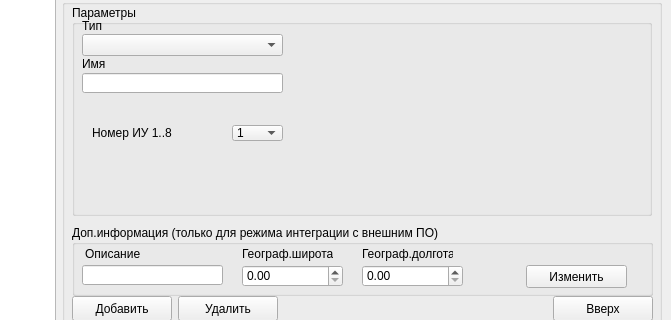
Qt form m_cfg/MainWindowCFG.ui (xXRadioHeadXx/start7) before a commit; both pictures show x 227 to 898 and y 158 to 478 of the 898 by 1056 pixel window.
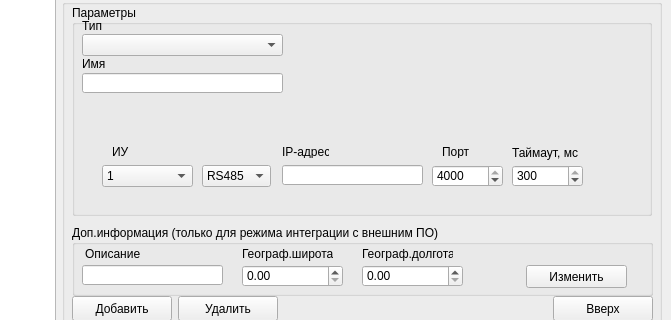
The same form after that commit. The open tabs and pages were chosen to show the change. Icons and pictures are not drawn.

```diff
--- a/m_cfg/MainWindowCFG.ui
+++ b/m_cfg/MainWindowCFG.ui
@@ -783,26 +783,33 @@
              </widget>
             </widget>
             <widget class="QWidget" name="IU_BL_IP_groupbox">
-             <widget class="QLabel" name="IU_label_Num2">
+             <widget class="QComboBox" name="IU_BL_IP_UDP_RS485_combobox">
               <property name="geometry">
                <rect>
-                <x>10</x>
-                <y>20</y>
+                <x>120</x>
+                <y>60</y>
+                <width>69</width>
+                <height>22</height>
+               </rect>
+              </property>
+              <item>
+               <property name="text">
+                <string>RS485</string>
+               </property>
+              </item>
+              <item>
+               <property name="text">
+                <string>UDP</string>
+               </property>
+              </item>
+             </widget>
+             <widget class="QComboBox" name="IU_BL_IP_num_combobox">
+              <property name="geometry">
+               <rect>
+                <x>20</x>
+                <y>60</y>
                 <width>91</width>
-                <height>16</height>
-               </rect>
-              </property>
-              <property name="text">
-               <string>Номер ИУ 1..8</string>
-              </property>
-             </widget>
-             <widget class="QComboBox" name="IU_comboBox_Num2">
-              <property name="geometry">
-               <rect>
-                <x>150</x>
-                <y>20</y>
-                <width>51</width>
-                <height>16</height>
+                <height>22</height>
                </rect>
               </property>
               <item>
@@ -825,26 +832,166 @@
                 <string>4</string>
                </property>
               </item>
-              <item>
-               <property name="text">
-                <string>5</string>
-               </property>
-              </item>
-              <item>
-               <property name="text">
-                <string>6</string>
-               </property>
-              </item>
-              <item>
-               <property name="text">
-                <string>7</string>
-               </property>
-              </item>
-              <item>
-               <property name="text">
-                <string>8</string>
-               </property>
-              </item>
+             </widget>
+             <widget class="QLineEdit" name="IU_BL_IP_ipadress_lineedit">
+              <property name="geometry">
+               <rect>
+                <x>200</x>
+                <y>60</y>
+                <width>141</width>
+                <height>20</height>
+               </rect>
+              </property>
+             </widget>
+             <widget class="QStackedWidget" name="IU_BL_IP_UDP_RS485_stacked">
+              <property name="geometry">
+               <rect>
+                <x>350</x>
+                <y>30</y>
+                <width>171</width>
+                <height>61</height>
+               </rect>
+              </property>
+              <property name="currentIndex">
+               <number>1</number>
+              </property>
+              <widget class="QWidget" name="SD_UDP_2">
+               <widget class="QLabel" name="label_68">
+                <property name="geometry">
+                 <rect>
+                  <x>10</x>
+                  <y>10</y>
+                  <width>47</width>
+                  <height>13</height>
+                 </rect>
+                </property>
+                <property name="text">
+                 <string>Порт</string>
+                </property>
+               </widget>
+               <widget class="QLabel" name="label_69">
+                <property name="geometry">
+                 <rect>
+                  <x>80</x>
+                  <y>10</y>
+                  <width>71</width>
+                  <height>16</height>
+                 </rect>
+                </property>
+                <property name="text">
+                 <string>Таймаут, мс</string>
+                </property>
+               </widget>
+               <widget class="QDoubleSpinBox" name="IU_BL_IP_MUdpPort_doubleSpinBox">
+                <property name="geometry">
+                 <rect>
+                  <x>0</x>
+                  <y>30</y>
+                  <width>71</width>
+                  <height>22</height>
+                 </rect>
+                </property>
+                <property name="decimals">
+                 <number>0</number>
+                </property>
+                <property name="maximum">
+                 <double>4000.000000000000000</double>
+                </property>
+                <property name="value">
+                 <double>4000.000000000000000</double>
+                </property>
+               </widget>
+               <widget class="QDoubleSpinBox" name="IU_BL_IP_timeout_doubleSpinBox">
+                <property name="geometry">
+                 <rect>
+                  <x>80</x>
+                  <y>30</y>
+                  <width>71</width>
+                  <height>22</height>
+                 </rect>
+                </property>
+                <property name="decimals">
+                 <number>0</number>
+                </property>
+                <property name="maximum">
+                 <double>300.000000000000000</double>
+                </property>
+                <property name="value">
+                 <double>300.000000000000000</double>
+                </property>
+               </widget>
+              </widget>
+              <widget class="QWidget" name="SD_RS485_2">
+               <widget class="QComboBox" name="IU_BL_IP_M_port_combobox">
+                <property name="geometry">
+                 <rect>
+                  <x>10</x>
+                  <y>30</y>
+                  <width>81</width>
+                  <height>22</height>
+                 </rect>
+                </property>
+                <item>
+                 <property name="text">
+                  <string>001</string>
+                 </property>
+                </item>
+                <item>
+                 <property name="text">
+                  <string>002</string>
+                 </property>
+                </item>
+                <item>
+                 <property name="text">
+                  <string>003</string>
+                 </property>
+                </item>
+                <item>
+                 <property name="text">
+                  <string>004</string>
+                 </property>
+                </item>
+               </widget>
+               <widget class="QLabel" name="label_70">
+                <property name="geometry">
+                 <rect>
+                  <x>20</x>
+                  <y>10</y>
+                  <width>61</width>
+                  <height>16</height>
+                 </rect>
+                </property>
+                <property name="text">
+                 <string>COM-Порт</string>
+                </property>
+               </widget>
+              </widget>
+             </widget>
+             <widget class="QLabel" name="label_71">
+              <property name="geometry">
+               <rect>
+                <x>30</x>
+                <y>40</y>
+                <width>47</width>
+                <height>13</height>
+               </rect>
+              </property>
+              <property name="text">
+               <string>ИУ</string>
+              </property>
+             </widget>
+             <widget class="QLabel" name="label_72">
+              <property name="geometry">
+               <rect>
+                <x>200</x>
+                <y>40</y>
+                <width>47</width>
+                <height>13</height>
+               </rect>
+              </property>
+              <property name="text">
+               <string>IP-адресс</string>
+              </property>
              </widget>
             </widget>
             <widget class="QWidget" name="TG_groupbox">
```
Left out of the diff: 2 changed lines with no effect on the pictures.
